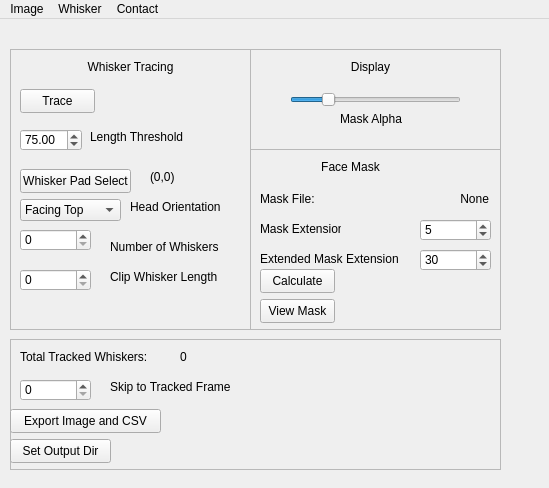
Above: src/WhiskerToolbox/Whisker_Widget/Whisker_Widget.ui from paulmthompson/WhiskerToolbox before the change. Below: the same form after it.
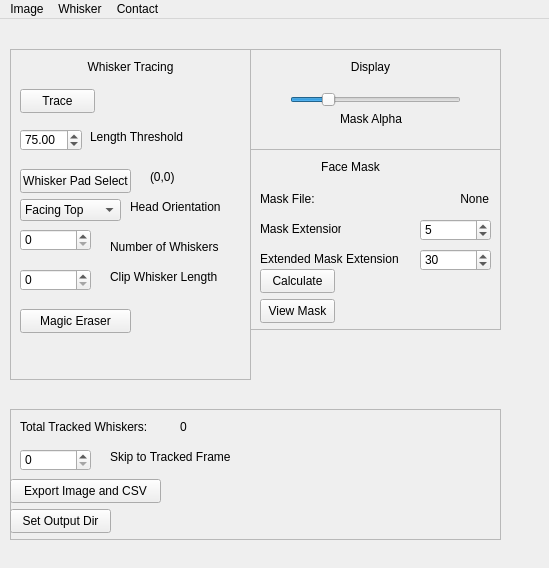
That is the form after the change.

Commit message: added magic eraser tool. currently used in whisker widget to erase a whisker and re-run tracking

```diff
--- a/src/WhiskerToolbox/Whisker_Widget/Whisker_Widget.ui
+++ b/src/WhiskerToolbox/Whisker_Widget/Whisker_Widget.ui
@@ -7,7 +7,7 @@
     <x>0</x>
     <y>0</y>
     <width>549</width>
-    <height>488</height>
+    <height>568</height>
    </rect>
   </property>
   <property name="windowTitle">
@@ -20,7 +20,7 @@
       <x>10</x>
       <y>30</y>
       <width>241</width>
-      <height>281</height>
+      <height>331</height>
      </rect>
     </property>
     <property name="frameShape">
@@ -220,6 +220,19 @@
       <number>0</number>
      </property>
     </widget>
+    <widget class="QPushButton" name="magic_eraser_button">
+     <property name="geometry">
+      <rect>
+       <x>10</x>
+       <y>260</y>
+       <width>111</width>
+       <height>24</height>
+      </rect>
+     </property>
+     <property name="text">
+      <string>Magic Eraser</string>
+     </property>
+    </widget>
    </widget>
    <widget class="QFrame" name="frame_2">
     <property name="geometry">
@@ -443,7 +456,7 @@
     <property name="geometry">
      <rect>
       <x>10</x>
-      <y>320</y>
+      <y>390</y>
       <width>491</width>
       <height>131</height>
      </rect>
```
The commit also changes 7 other files.
